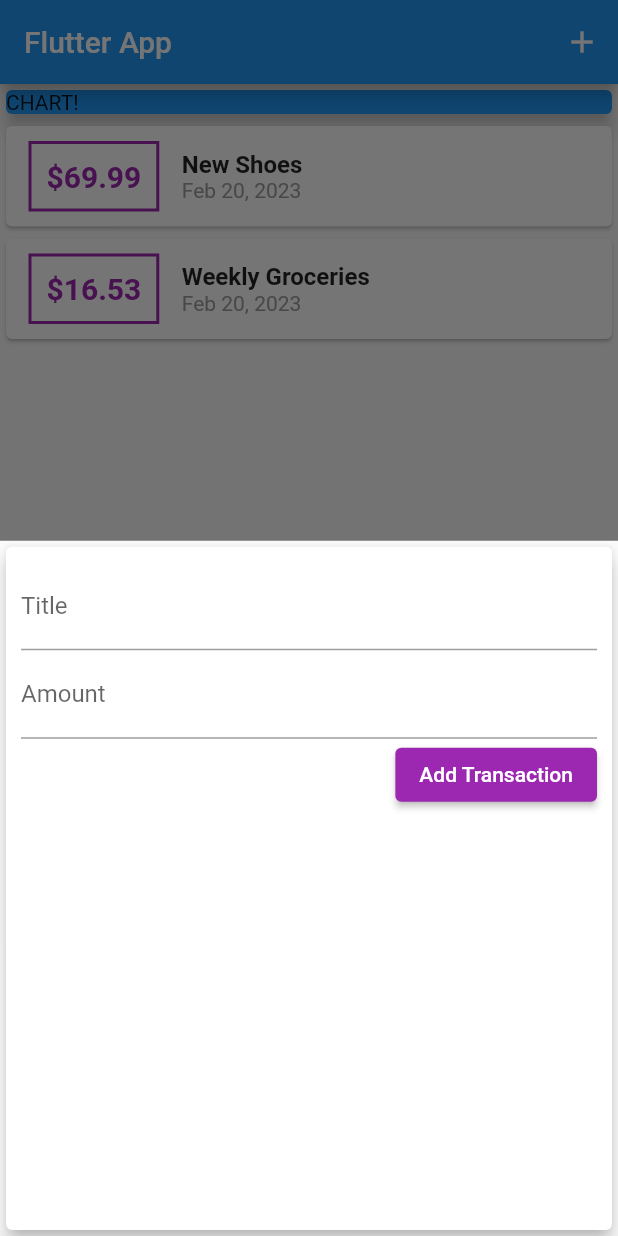
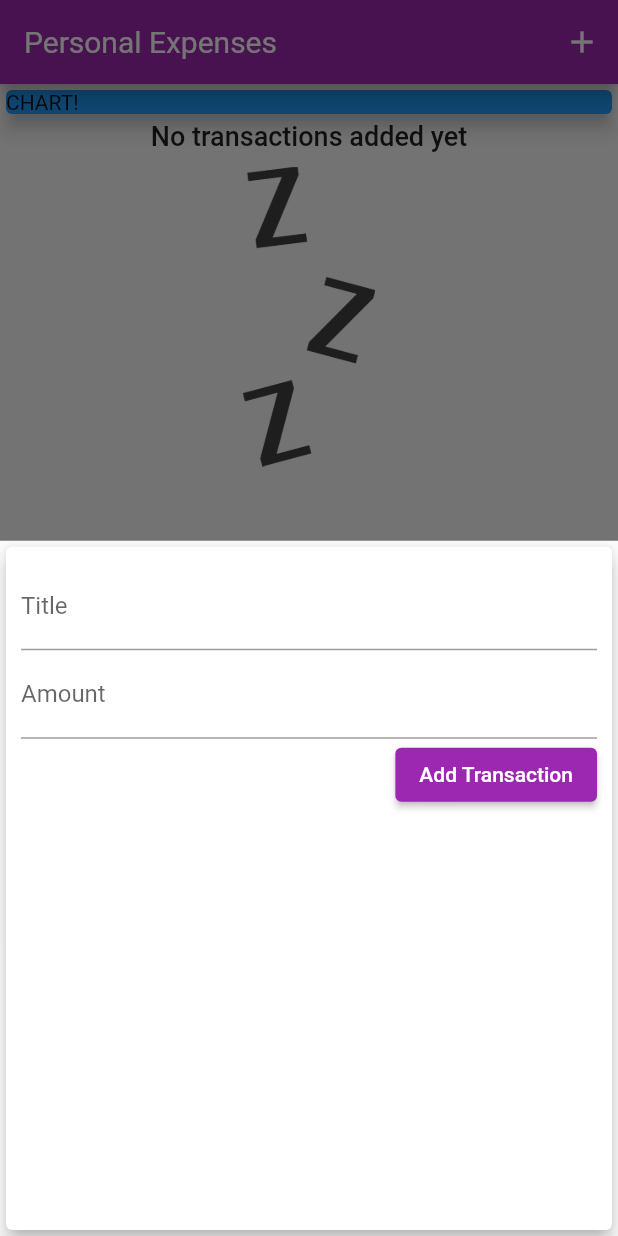
Before and after one commit to kanyshaiosmonova/real_app, a Flutter app: the screen it shows after launch, after a tap on the "add" icon, on a phone screen of 412 x 824 dp. Run offline on Flutter 3.47's test engine with Material 2 defaults, Android fonts, the phone set to English and light mode, and no system bars; Roboto replaces fonts that are missing (OpenSans).

Commit message:
add fonts and images to the app

```diff
--- a/lib/main.dart
+++ b/lib/main.dart
@@ -10,7 +10,16 @@ class MyApp extends StatelessWidget {
   @override
   Widget build(BuildContext context) {
     return MaterialApp(
-      title: 'Flutter App',
+      title: 'Personal Expenses',
+      theme: ThemeData(
+          primarySwatch: Colors.purple,
+          accentColor: Colors.amber,
+          fontFamily: 'Quicksand',
+          textTheme: ThemeData.light().textTheme.copyWith(
+              headline6: TextStyle(fontFamily: 'OpenSans', fontSize: 18)),
+          appBarTheme: AppBarTheme(
+              textTheme: ThemeData.light().textTheme.copyWith(
+                  headline6: TextStyle(fontFamily: 'OpenSans', fontSize: 20)))),
       home: MyHomePage(),
     );
   }
@@ -25,18 +34,18 @@ class MyHomePage extends StatefulWidget {
 
 class _MyHomePageState extends State<MyHomePage> {
   final List<Transaction> _userTransactions = [
-    Transaction(
-      id: 't1',
-      title: 'New Shoes',
-      amount: 69.99,
-      date: DateTime.now(),
-    ),
-    Transaction(
-      id: 't2',
-      title: 'Weekly Groceries',
-      amount: 16.53,
-      date: DateTime.now(),
-    ),
+    // Transaction(
+    //   id: 't1',
+    //   title: 'New Shoes',
+    //   amount: 69.99,
+    //   date: DateTime.now(),
+    // ),
+    // Transaction(
+    //   id: 't2',
+    //   title: 'Weekly Groceries',
+    //   amount: 16.53,
+    //   date: DateTime.now(),
+    // ),
   ];
 
   void _addNewTransaction(String txTitle, double txAmount) {
@@ -69,7 +78,8 @@ class _MyHomePageState extends State<MyHomePage> {
   Widget build(BuildContext context) {
     return Scaffold(
       appBar: AppBar(
-        title: Text('Flutter App'),
+        backgroundColor: Colors.purple,
+        title: Text('Personal Expenses'),
         actions: <Widget>[
           IconButton(
             icon: Icon(Icons.add),
--- a/lib/widgets/new_transaction.dart
+++ b/lib/widgets/new_transaction.dart
@@ -1,11 +1,18 @@
 import 'package:flutter/material.dart';
 
-class NewTransaction extends StatelessWidget {
+class NewTransaction extends StatefulWidget {
   final Function addTx;
-  final titleController = TextEditingController();
-  final amountController = TextEditingController();
 
   NewTransaction(this.addTx);
+
+  @override
+  State<NewTransaction> createState() => _NewTransactionState();
+}
+
+class _NewTransactionState extends State<NewTransaction> {
+  final titleController = TextEditingController();
+
+  final amountController = TextEditingController();
 
   void submitData() {
     final enteredTitle = titleController.text;
@@ -15,10 +22,12 @@ class NewTransaction extends StatelessWidget {
       return;
     }
 
-    addTx(
+    widget.addTx(
       enteredTitle,
       enteredAmount,
     );
+
+    Navigator.of(context).pop();
   }
 
   @override
--- a/lib/widgets/transaction_list.dart
+++ b/lib/widgets/transaction_list.dart
@@ -12,7 +12,22 @@ class TransactionList extends StatelessWidget {
   Widget build(BuildContext context) {
     return Container(
       height: 300,
-      child: ListView.builder(
+      child: transactions.isEmpty
+          ? Column(
+              children: <Widget>[
+                Text(
+                  'No transactions added yet',
+                  style: Theme.of(context).textTheme.headline6,
+                ),
+                SizedBox(height: 10),
+                Container(
+                  height: 200,
+                  child: Image.asset('assets/image/waiting.png',
+                      fit: BoxFit.cover),
+                ),
+              ],
+            )
+          : ListView.builder(
               itemBuilder: (ctx, index) {
                 return Card(
                   child: Row(
@@ -24,7 +39,7 @@ class TransactionList extends StatelessWidget {
                         ),
                         decoration: BoxDecoration(
                           border: Border.all(
-                      color: Colors.purple,
+                            color: Theme.of(context).primaryColor,
                             width: 2,
                           ),
                         ),
@@ -34,7 +49,7 @@ class TransactionList extends StatelessWidget {
                           style: TextStyle(
                             fontWeight: FontWeight.bold,
                             fontSize: 20,
-                      color: Colors.purple,
+                            color: Theme.of(context).primaryColor,
                           ),
                         ),
                       ),
@@ -43,10 +58,7 @@ class TransactionList extends StatelessWidget {
                         children: <Widget>[
                           Text(
                             transactions[index].title,
-                      style: TextStyle(
-                        fontSize: 16,
-                        fontWeight: FontWeight.bold,
-                      ),
+                            style: Theme.of(context).textTheme.headline6,
                           ),
                           Text(
                             DateFormat.yMMMd().format(transactions[index].date),
```
Also changed, not shown: pubspec.yaml (+13 -13 lines), assets/fonts/OpenSans-Bold.ttf (added), assets/fonts/OpenSans-Regular.ttf (added), assets/fonts/Quicksand-Bold.ttf (added), assets/fonts/Quicksand-Light.ttf (added), assets/fonts/Quicksand-Medium.ttf (added), assets/fonts/Quicksand-Regular.ttf (added), assets/image/waiting.png (added). Lines whose indentation alone changed are shown as unchanged.
